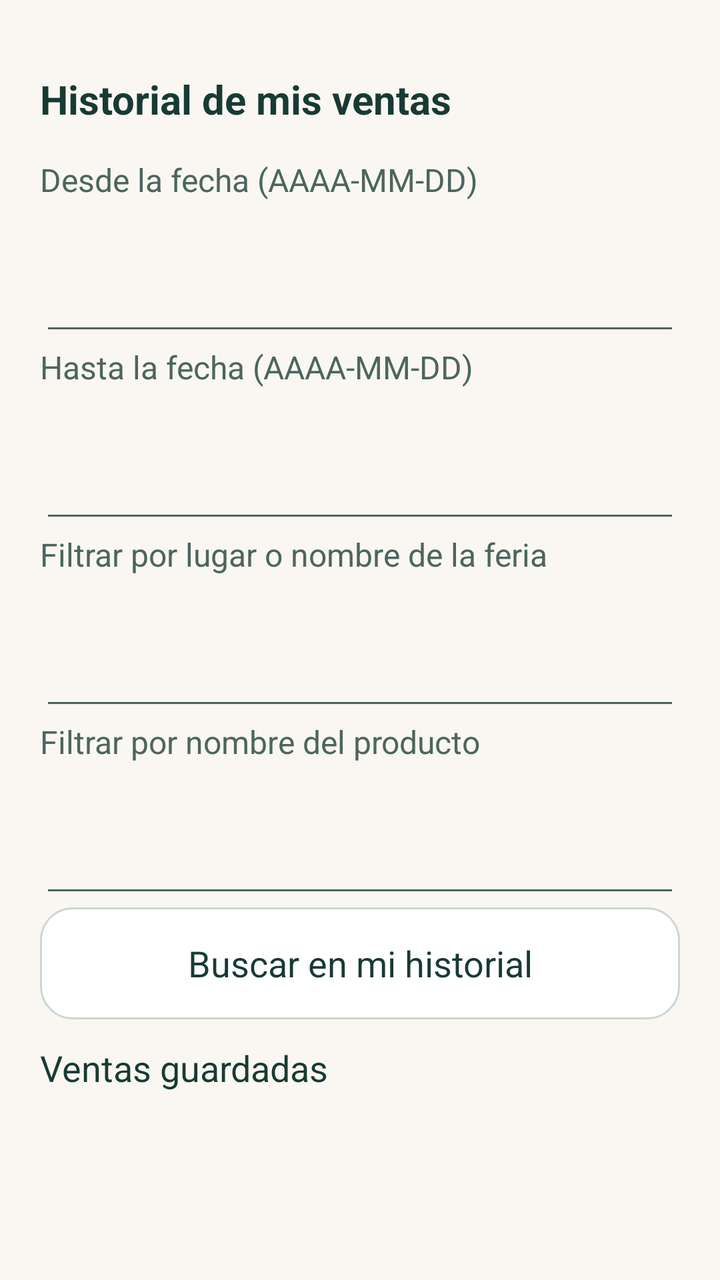
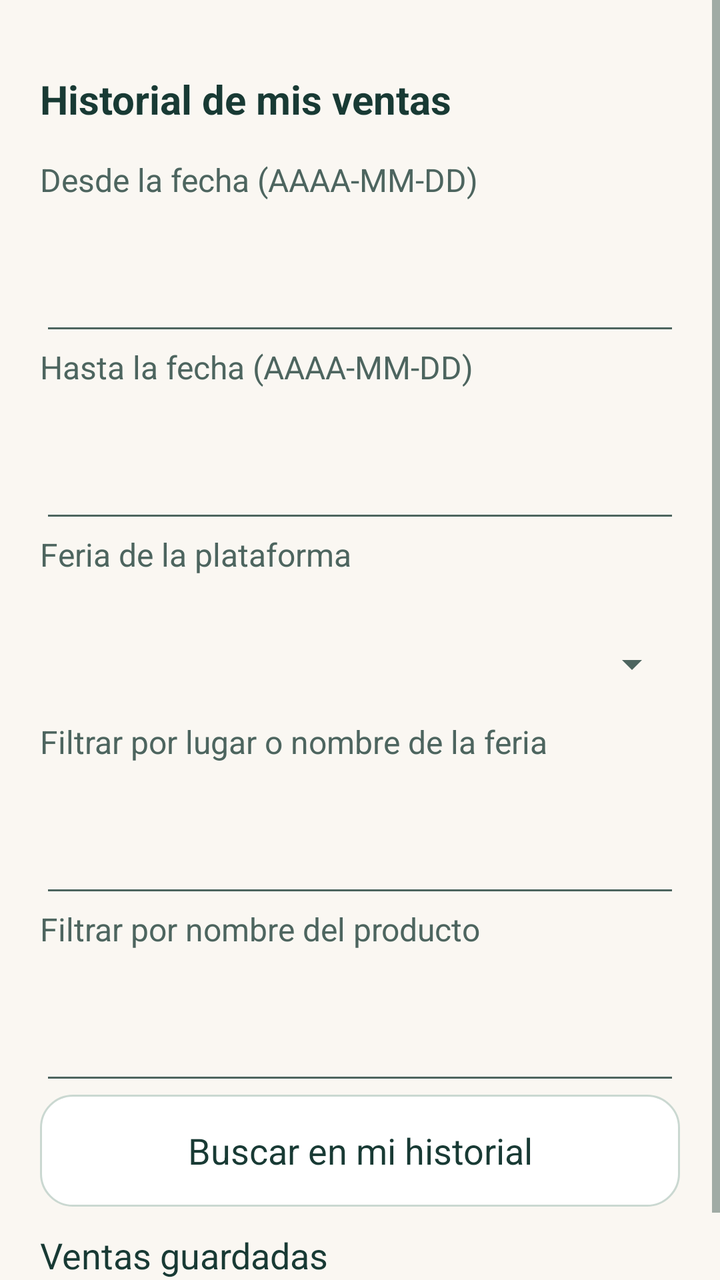

Two renders of the same Android screen: before a commit and after it. Below are the layout's source before the change and the commit's diff.
<!-- AndroidManifest.xml: application theme Theme.ConectaSur -->
<!-- res/layout/screen_owner_history.xml -->
<?xml version="1.0" encoding="utf-8"?>
<FrameLayout xmlns:android="http://schemas.android.com/apk/res/android" android:layout_width="match_parent" android:layout_height="match_parent"><ScrollView android:layout_width="match_parent" android:layout_height="match_parent" android:fillViewport="true"><LinearLayout android:id="@+id/screen_owner_history_body" android:layout_width="match_parent" android:layout_height="wrap_content" android:orientation="vertical" android:padding="20dp"><TextView android:id="@+id/sh_heading" style="@style/ConectaSur.Section" android:layout_width="match_parent" android:layout_height="wrap_content" android:text="@string/e5_screen_owner_history_1" /><TextView style="@style/ConectaSur.Label" android:layout_width="match_parent" android:layout_height="wrap_content" android:text="@string/e5_screen_owner_history_2" android:labelFor="@id/sh_from" /><EditText android:id="@+id/sh_from" android:layout_width="match_parent" android:layout_height="wrap_content" android:minHeight="56dp" android:textSize="18sp" android:inputType="text" android:maxLength="1000" android:saveEnabled="false" android:importantForAutofill="no" /><TextView style="@style/ConectaSur.Label" android:layout_width="match_parent" android:layout_height="wrap_content" android:text="@string/e5_screen_owner_history_3" android:labelFor="@id/sh_to" /><EditText android:id="@+id/sh_to" android:layout_width="match_parent" android:layout_height="wrap_content" android:minHeight="56dp" android:textSize="18sp" android:inputType="text" android:maxLength="1000" android:saveEnabled="false" android:importantForAutofill="no" /><TextView style="@style/ConectaSur.Label" android:layout_width="match_parent" android:layout_height="wrap_content" android:text="@string/e5_screen_owner_history_4" android:labelFor="@id/sh_place" /><EditText android:id="@+id/sh_place" android:layout_width="match_parent" android:layout_height="wrap_content" android:minHeight="56dp" android:textSize="18sp" android:inputType="textCapSentences" android:maxLength="1000" android:saveEnabled="false" android:importantForAutofill="no" /><TextView style="@style/ConectaSur.Label" android:layout_width="match_parent" android:layout_height="wrap_content" android:text="@string/e5_screen_owner_history_5" android:labelFor="@id/sh_product" /><EditText android:id="@+id/sh_product" android:layout_width="match_parent" android:layout_height="wrap_content" android:minHeight="56dp" android:textSize="18sp" android:inputType="textCapSentences" android:maxLength="1000" android:saveEnabled="false" android:importantForAutofill="no" /><Button android:id="@+id/sh_filter" style="@style/ConectaSur.Button" android:layout_width="match_parent" android:layout_height="wrap_content" android:text="@string/e5_screen_owner_history_6" /><TextView android:id="@+id/sh_summary" style="@style/ConectaSur.Body" android:layout_width="match_parent" android:layout_height="wrap_content" android:text="@string/e5_screen_owner_history_7" /><LinearLayout android:id="@+id/sh_items" android:layout_width="match_parent" android:layout_height="wrap_content" android:orientation="vertical" ></LinearLayout></LinearLayout></ScrollView></FrameLayout>
<!-- resources referenced by this layout -->
<resources>
  <string name="e5_screen_owner_history_1">Historial de mis ventas</string>
  <string name="e5_screen_owner_history_2">Desde la fecha (AAAA-MM-DD)</string>
  <string name="e5_screen_owner_history_3">Hasta la fecha (AAAA-MM-DD)</string>
  <string name="e5_screen_owner_history_4">Filtrar por lugar o nombre de la feria</string>
  <string name="e5_screen_owner_history_5">Filtrar por nombre del producto</string>
  <string name="e5_screen_owner_history_6">Buscar en mi historial</string>
  <string name="e5_screen_owner_history_7">Ventas guardadas</string>
  <style name="ConectaSur.Body" parent="android:Widget.TextView">
          <item name="android:textSize">18sp</item>
          <item name="android:textColor">?attr/appInk</item>
          <item name="android:layout_marginBottom">16dp</item>
      </style>
  <style name="ConectaSur.Button" parent="android:Widget.Button">
          <item name="android:background">@drawable/button_outline</item>
          <item name="android:textColor">?attr/appInk</item>
          <item name="android:textSize">18sp</item>
          <item name="android:textAllCaps">false</item>
          <item name="android:minHeight">56dp</item>
          <item name="android:paddingStart">16dp</item>
          <item name="android:paddingEnd">16dp</item>
          <item name="android:paddingTop">12dp</item>
          <item name="android:paddingBottom">12dp</item>
          <item name="android:layout_marginBottom">12dp</item>
          <item name="android:drawablePadding">12dp</item>
          <item name="android:stateListAnimator">@null</item>
      </style>
  <style name="ConectaSur.Label" parent="ConectaSur.Body">
          <item name="android:textSize">16sp</item>
          <item name="android:textColor">?attr/appMuted</item>
      </style>
  <style name="ConectaSur.Section" parent="ConectaSur.Body">
          <item name="android:textSize">20sp</item>
          <item name="android:textStyle">bold</item>
          <item name="android:layout_marginTop">16dp</item>
      </style>
  <style name="Theme.ConectaSur" parent="android:style/Theme.Material.Light.NoActionBar">
          <item name="android:fontFamily">sans-serif</item>
          <item name="android:windowLightStatusBar">true</item>
          <item name="android:colorAccent">@color/conectasur_forest</item>
          <item name="android:windowBackground">@color/conectasur_cream</item>
          <item name="android:colorBackground">@color/conectasur_cream</item>
          <item name="android:textColorPrimary">@color/conectasur_ink</item>
          <item name="android:textColorSecondary">#4D655F</item>
          <item name="appInk">@color/conectasur_ink</item>
          <item name="appMuted">#4D655F</item>
          <item name="appSurface">#FFFFFF</item>
          <item name="appPrimary">@color/conectasur_forest</item>
          <item name="appBorder">#CAD8D1</item>
      </style>
  <color name="conectasur_forest">#1A7B6E</color>
  <color name="conectasur_cream">#FAF7F2</color>
  <color name="conectasur_ink">#183A34</color>
  <!-- unchanged entries left out for length: 1 -->
</resources>

<!-- the commit's change to res/layout/screen_owner_history.xml (unified diff, before → after) -->
@@ -1,2 +1,2 @@
 <?xml version="1.0" encoding="utf-8"?>
-<FrameLayout xmlns:android="http://schemas.android.com/apk/res/android" android:layout_width="match_parent" android:layout_height="match_parent"><ScrollView android:layout_width="match_parent" android:layout_height="match_parent" android:fillViewport="true"><LinearLayout android:id="@+id/screen_owner_history_body" android:layout_width="match_parent" android:layout_height="wrap_content" android:orientation="vertical" android:padding="20dp"><TextView android:id="@+id/sh_heading" style="@style/ConectaSur.Section" android:layout_width="match_parent" android:layout_height="wrap_content" android:text="@string/e5_screen_owner_history_1" /><TextView style="@style/ConectaSur.Label" android:layout_width="match_parent" android:layout_height="wrap_content" android:text="@string/e5_screen_owner_history_2" android:labelFor="@id/sh_from" /><EditText android:id="@+id/sh_from" android:layout_width="match_parent" android:layout_height="wrap_content" android:minHeight="56dp" android:textSize="18sp" android:inputType="text" android:maxLength="1000" android:saveEnabled="false" android:importantForAutofill="no" /><TextView style="@style/ConectaSur.Label" android:layout_width="match_parent" android:layout_height="wrap_content" android:text="@string/e5_screen_owner_history_3" android:labelFor="@id/sh_to" /><EditText android:id="@+id/sh_to" android:layout_width="match_parent" android:layout_height="wrap_content" android:minHeight="56dp" android:textSize="18sp" android:inputType="text" android:maxLength="1000" android:saveEnabled="false" android:importantForAutofill="no" /><TextView style="@style/ConectaSur.Label" android:layout_width="match_parent" android:layout_height="wrap_content" android:text="@string/e5_screen_owner_history_4" android:labelFor="@id/sh_place" /><EditText android:id="@+id/sh_place" android:layout_width="match_parent" android:layout_height="wrap_content" android:minHeight="56dp" android:textSize="18sp" android:inputType="textCapSentences" android:maxLength="1000" android:saveEnabled="false" android:importantForAutofill="no" /><TextView style="@style/ConectaSur.Label" android:layout_width="match_parent" android:layout_height="wrap_content" android:text="@string/e5_screen_owner_history_5" android:labelFor="@id/sh_product" /><EditText android:id="@+id/sh_product" android:layout_width="match_parent" android:layout_height="wrap_content" android:minHeight="56dp" android:textSize="18sp" android:inputType="textCapSentences" android:maxLength="1000" android:saveEnabled="false" android:importantForAutofill="no" /><Button android:id="@+id/sh_filter" style="@style/ConectaSur.Button" android:layout_width="match_parent" android:layout_height="wrap_content" android:text="@string/e5_screen_owner_history_6" /><TextView android:id="@+id/sh_summary" style="@style/ConectaSur.Body" android:layout_width="match_parent" android:layout_height="wrap_content" android:text="@string/e5_screen_owner_history_7" /><LinearLayout android:id="@+id/sh_items" android:layout_width="match_parent" android:layout_height="wrap_content" android:orientation="vertical" ></LinearLayout></LinearLayout></ScrollView></FrameLayout>
+<FrameLayout xmlns:android="http://schemas.android.com/apk/res/android" android:layout_width="match_parent" android:layout_height="match_parent"><ScrollView android:layout_width="match_parent" android:layout_height="match_parent" android:fillViewport="true"><LinearLayout android:id="@+id/screen_owner_history_body" android:layout_width="match_parent" android:layout_height="wrap_content" android:orientation="vertical" android:padding="20dp"><TextView android:id="@+id/sh_heading" style="@style/ConectaSur.Section" android:layout_width="match_parent" android:layout_height="wrap_content" android:text="@string/e5_screen_owner_history_1" /><TextView style="@style/ConectaSur.Label" android:layout_width="match_parent" android:layout_height="wrap_content" android:text="@string/e5_screen_owner_history_2" android:labelFor="@id/sh_from" /><EditText android:id="@+id/sh_from" android:layout_width="match_parent" android:layout_height="wrap_content" android:minHeight="56dp" android:textSize="18sp" android:inputType="text" android:maxLength="1000" android:saveEnabled="false" android:importantForAutofill="no" /><TextView style="@style/ConectaSur.Label" android:layout_width="match_parent" android:layout_height="wrap_content" android:text="@string/e5_screen_owner_history_3" android:labelFor="@id/sh_to" /><EditText android:id="@+id/sh_to" android:layout_width="match_parent" android:layout_height="wrap_content" android:minHeight="56dp" android:textSize="18sp" android:inputType="text" android:maxLength="1000" android:saveEnabled="false" android:importantForAutofill="no" /><TextView style="@style/ConectaSur.Label" android:layout_width="match_parent" android:layout_height="wrap_content" android:text="Feria de la plataforma" /><Spinner android:id="@+id/sh_fair_selector" android:layout_width="match_parent" android:layout_height="wrap_content" android:minHeight="56dp" android:contentDescription="Filtrar por feria de la plataforma" /><TextView style="@style/ConectaSur.Label" android:layout_width="match_parent" android:layout_height="wrap_content" android:text="@string/e5_screen_owner_history_4" android:labelFor="@id/sh_place" /><EditText android:id="@+id/sh_place" android:layout_width="match_parent" android:layout_height="wrap_content" android:minHeight="56dp" android:textSize="18sp" android:inputType="textCapSentences" android:maxLength="1000" android:saveEnabled="false" android:importantForAutofill="no" /><TextView style="@style/ConectaSur.Label" android:layout_width="match_parent" android:layout_height="wrap_content" android:text="@string/e5_screen_owner_history_5" android:labelFor="@id/sh_product" /><EditText android:id="@+id/sh_product" android:layout_width="match_parent" android:layout_height="wrap_content" android:minHeight="56dp" android:textSize="18sp" android:inputType="textCapSentences" android:maxLength="1000" android:saveEnabled="false" android:importantForAutofill="no" /><Button android:id="@+id/sh_filter" style="@style/ConectaSur.Button" android:layout_width="match_parent" android:layout_height="wrap_content" android:text="@string/e5_screen_owner_history_6" /><TextView android:id="@+id/sh_summary" style="@style/ConectaSur.Body" android:layout_width="match_parent" android:layout_height="wrap_content" android:text="@string/e5_screen_owner_history_7" /><LinearLayout android:id="@+id/sh_items" android:layout_width="match_parent" android:layout_height="wrap_content" android:orientation="vertical" ></LinearLayout></LinearLayout></ScrollView></FrameLayout>
